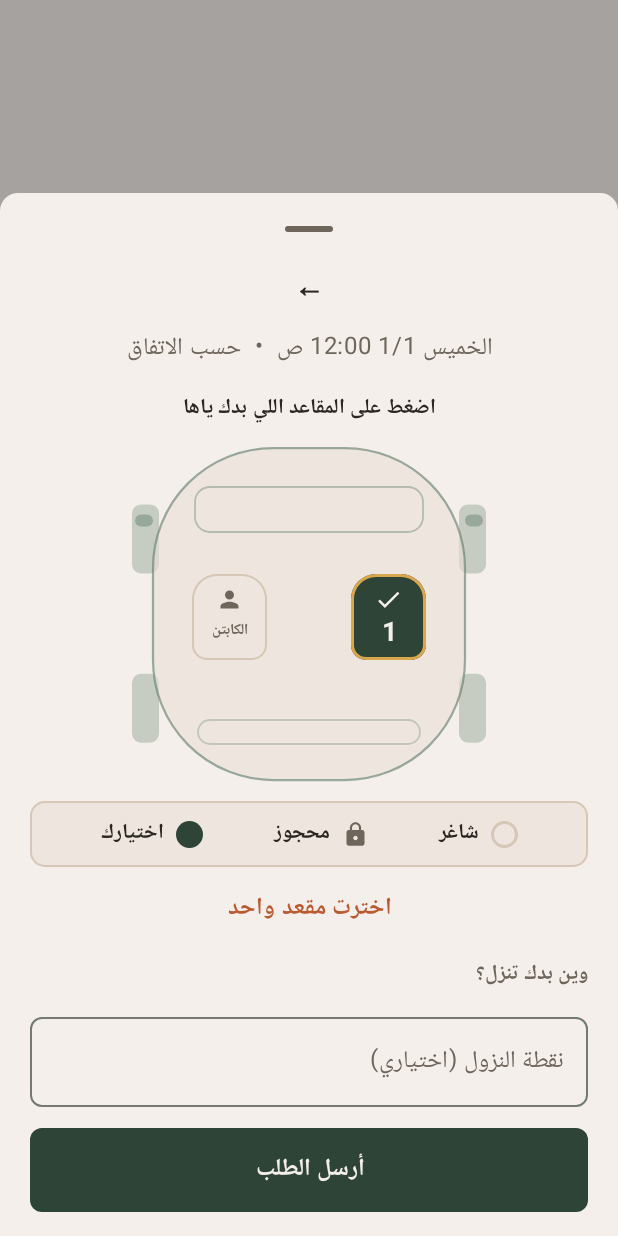
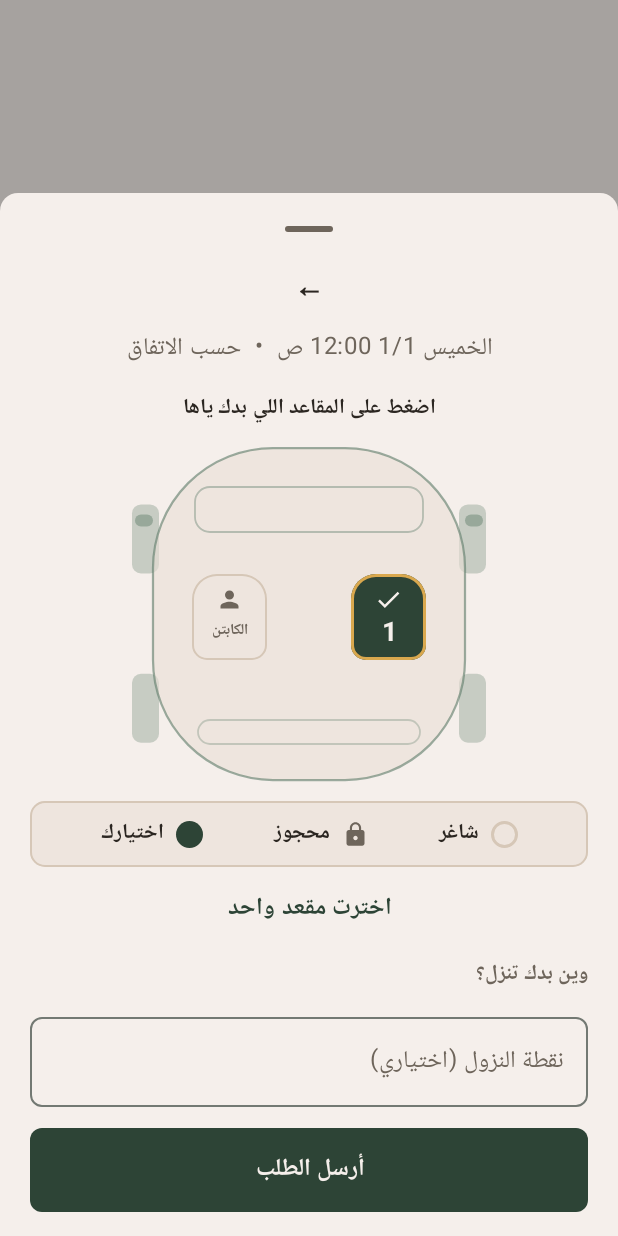
Before and after one commit to abnaa-shamal/iCloud-, an Android app built with Jetpack Compose: the composable BookingDialog shown on its own in the app's theme, on a phone screen of 412 x 824 dp. Run offline under Robolectric (Android 15) with nearby library versions, the phone set to English and light mode, and no system bars; our stand-ins replace Firebase (no records; nobody signed in at launch, a user with empty details on screens opened directly).

Commit message:
Fix seat-count text color in ledger theme
Co-Authored-By: Claude Sonnet 5.5 <noreply@anthropic.com>
Claude-Session: https://claude.ai/code/session_01Eacynbgmh8rRMzmRyztP24

```diff
--- a/app/src/main/java/jo/shajaraone/app/PassengerScreen.kt
+++ b/app/src/main/java/jo/shajaraone/app/PassengerScreen.kt
@@ -317,7 +317,7 @@ private fun BookingDialog(t: Trip, me: UserProfile, onClose: () -> Unit, onBooke
             SeatLegend()
             Text(
                 "اخترت ${seatsText(picked.size.toLong())}",
-                style = MaterialTheme.typography.titleMedium, color = Brand.Teal
+                style = MaterialTheme.typography.titleMedium, color = Brand.Violet
             )
 
             Column(Modifier.fillMaxWidth(), verticalArrangement = Arrangement.spacedBy(8.dp)) {
```
